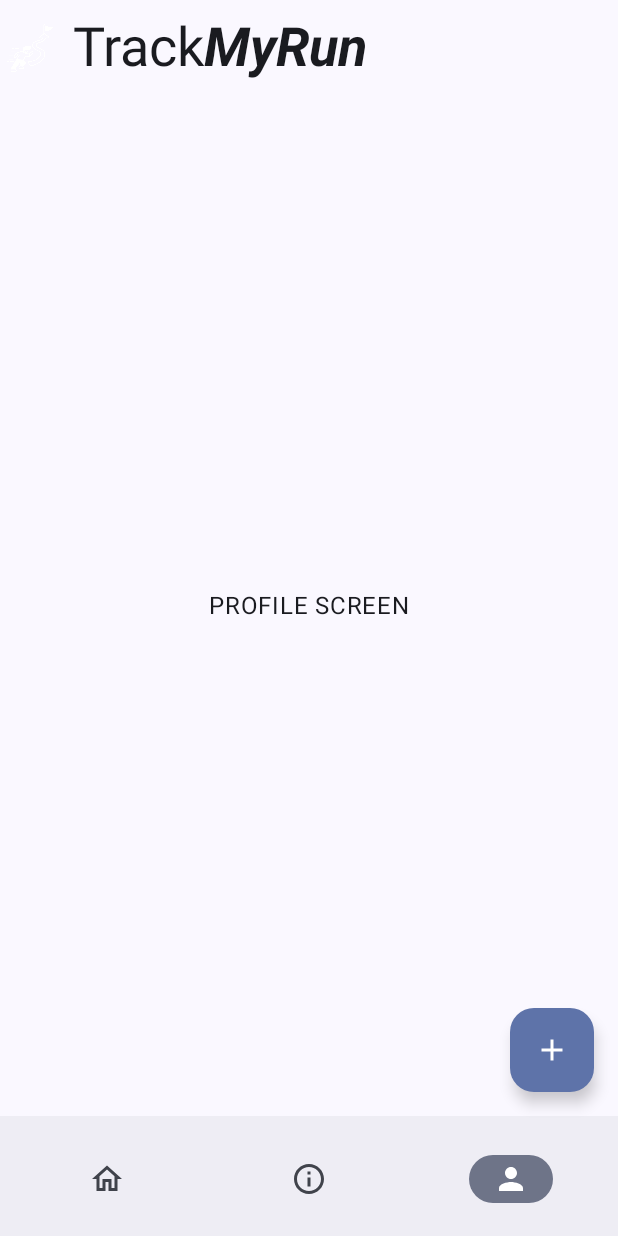
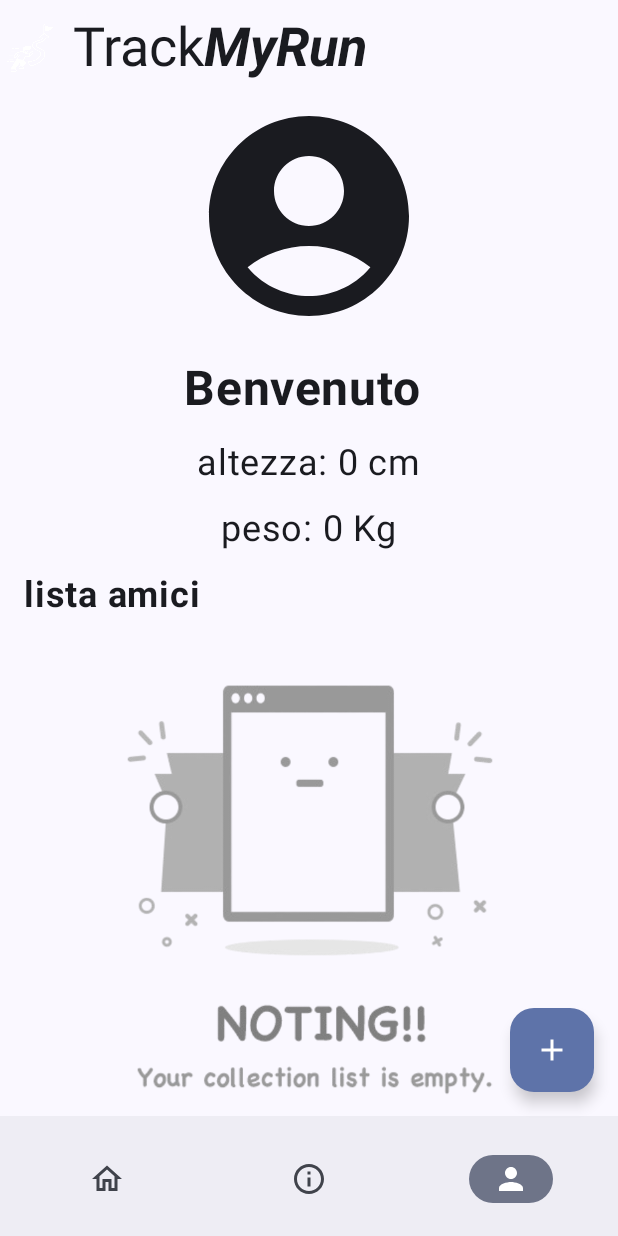
Before and after one commit to stranger1902/TrackMyRun, an Android app built with Jetpack Compose: the MainScreen screen opened through its navigation route, item 3 of the bottom bar chosen, on a phone screen of 412 x 824 dp. Run offline under Robolectric (Android 15) with nearby library versions, the phone set to English and light mode, and no system bars; our stand-ins replace Dagger/Hilt's generated code, Room's generated code; 8 statements that could not run were skipped.

Commit message:
implemented logic to show profile info + logic to retrieve friends from database (not completed...)

```diff
--- a/app/src/main/java/com/example/trackmyrun/core/data/database/RunTrackingDatabase.kt
+++ b/app/src/main/java/com/example/trackmyrun/core/data/database/RunTrackingDatabase.kt
@@ -1,17 +1,20 @@
 package com.example.trackmyrun.core.data.database
 
+import com.example.trackmyrun.core.data.local.entity.FriendEntity
+import com.example.trackmyrun.core.data.database.dao.FriendDao
+import com.example.trackmyrun.core.data.local.entity.RunEntity
 import com.example.trackmyrun.core.data.database.dao.RunDao
-import com.example.trackmyrun.core.data.local.entity.RunEntity
 import androidx.room.RoomDatabase
 import androidx.room.Database
 
 @Database(
-    entities = [RunEntity::class],
+    entities = [RunEntity::class, FriendEntity::class],
     exportSchema = false,
     version = 1
 )
 abstract class RunTrackingDatabase: RoomDatabase() {
 
+    abstract fun friendDao(): FriendDao
     abstract fun runDao(): RunDao
 
 }
--- /dev/null
+++ b/app/src/main/java/com/example/trackmyrun/core/data/database/dao/FriendDao.kt
@@ -0,0 +1,13 @@
+package com.example.trackmyrun.core.data.database.dao
+
+import com.example.trackmyrun.core.data.local.entity.FriendEntity
+import androidx.room.Query
+import androidx.room.Dao
+
+@Dao
+interface FriendDao {
+
+    @Query("SELECT * FROM FRIEND ORDER BY startTimestamp DESC LIMIT :limit OFFSET :offset")
+    fun getFriends(limit: Int, offset: Long?): List<FriendEntity>
+
+}
--- /dev/null
+++ b/app/src/main/java/com/example/trackmyrun/core/data/local/entity/FriendEntity.kt
@@ -0,0 +1,11 @@
+package com.example.trackmyrun.core.data.local.entity
+
+import androidx.room.PrimaryKey
+import androidx.room.Entity
+
+@Entity(tableName = "FRIEND")
+data class FriendEntity(
+    @PrimaryKey val id: String,
+    val startTimestamp: Long,
+    val name: String
+)
--- a/app/src/main/java/com/example/trackmyrun/core/di/CoreModule.kt
+++ b/app/src/main/java/com/example/trackmyrun/core/di/CoreModule.kt
@@ -1,6 +1,7 @@
 package com.example.trackmyrun.core.di
 
 import com.example.trackmyrun.core.data.database.RunTrackingDatabase
+import com.example.trackmyrun.core.data.database.dao.FriendDao
 import com.example.trackmyrun.core.data.database.dao.RunDao
 import com.example.trackmyrun.core.utils.PermissionManager
 import com.example.trackmyrun.core.utils.FileImageManager
@@ -49,6 +50,12 @@ object OnBoardingModule {
 
     @Provides
     @Singleton
+    fun provideFriendDao(runTrackingDatabase: RunTrackingDatabase): FriendDao {
+        return runTrackingDatabase.friendDao()
+    }
+
+    @Provides
+    @Singleton
     fun provideRunDao(runTrackingDatabase: RunTrackingDatabase): RunDao {
         return runTrackingDatabase.runDao()
     }
--- /dev/null
+++ b/app/src/main/java/com/example/trackmyrun/core/domain/model/FriendModel.kt
@@ -0,0 +1,7 @@
+package com.example.trackmyrun.core.domain.model
+
+data class FriendModel(
+    val startTimestamp: Long,
+    val name: String,
+    val id: String
+)
--- a/app/src/main/java/com/example/trackmyrun/core/domain/model/mapper.kt
+++ b/app/src/main/java/com/example/trackmyrun/core/domain/model/mapper.kt
@@ -1,5 +1,6 @@
 package com.example.trackmyrun.core.domain.model
 
+import com.example.trackmyrun.core.data.local.entity.FriendEntity
 import com.example.trackmyrun.core.data.local.entity.RunEntity
 import com.google.android.gms.maps.model.LatLng
 
@@ -22,3 +23,15 @@ fun RunModel.toEntity(): RunEntity = RunEntity(
     kcalBurned = kcalBurned,
     id = id
 )
+
+fun FriendEntity.toModel(): FriendModel = FriendModel(
+    startTimestamp = startTimestamp,
+    name = name,
+    id = id
+)
+
+fun FriendModel.toModel(): FriendEntity = FriendEntity(
+    startTimestamp = startTimestamp,
+    name = name,
+    id = id
+)
--- /dev/null
+++ b/app/src/main/java/com/example/trackmyrun/profile/data/repository/FriendRepositoryImpl.kt
@@ -0,0 +1,33 @@
+package com.example.trackmyrun.profile.data.repository
+
+import com.example.trackmyrun.profile.domain.repository.FriendRepository
+import com.example.trackmyrun.core.data.local.model.ResponsePagingModel
+import com.example.trackmyrun.core.data.local.model.ResponseErrorModel
+import com.example.trackmyrun.core.data.database.dao.FriendDao
+import com.example.trackmyrun.core.domain.model.FriendModel
+import com.example.trackmyrun.core.domain.model.toModel
+import javax.inject.Inject
+
+class FriendRepositoryImpl @Inject constructor(
+    private val friendDao: FriendDao
+): FriendRepository {
+
+    override suspend fun getFriends(limit: Int, offset: Long?): ResponsePagingModel<FriendModel> {
+        return try {
+            ResponsePagingModel(
+                data = friendDao.getFriends(limit, offset).map { it.toModel() },
+                error = null
+            )
+        } catch (e: Exception) {
+            e.printStackTrace()
+            ResponsePagingModel(
+                data = emptyList(),
+                error = ResponseErrorModel(
+                    message = "Non è stato possibile recuperare gli amici",
+                    errorCode = null
+                )
+            )
+        }
+    }
+
+}
--- /dev/null
+++ b/app/src/main/java/com/example/trackmyrun/profile/di/ProfileModule.kt
@@ -0,0 +1,22 @@
+package com.example.trackmyrun.profile.di
+
+import com.example.trackmyrun.profile.data.repository.FriendRepositoryImpl
+import com.example.trackmyrun.profile.domain.repository.FriendRepository
+import com.example.trackmyrun.core.data.database.dao.FriendDao
+import dagger.hilt.components.SingletonComponent
+import javax.inject.Singleton
+import dagger.hilt.InstallIn
+import dagger.Provides
+import dagger.Module
+
+@Module
+@InstallIn(SingletonComponent::class)
+object ProfileModule {
+
+    @Provides
+    @Singleton
+    fun provideFriendRepository(friendDao: FriendDao): FriendRepository {
+        return FriendRepositoryImpl(friendDao)
+    }
+
+}
--- /dev/null
+++ b/app/src/main/java/com/example/trackmyrun/profile/domain/repository/FriendRepository.kt
@@ -0,0 +1,8 @@
+package com.example.trackmyrun.profile.domain.repository
+
+import com.example.trackmyrun.core.data.local.model.ResponsePagingModel
+import com.example.trackmyrun.core.domain.model.FriendModel
+
+interface FriendRepository {
+    suspend fun getFriends(limit: Int, offset: Long?): ResponsePagingModel<FriendModel>
+}
--- a/app/src/main/java/com/example/trackmyrun/profile/presentation/ProfileScreen.kt
+++ b/app/src/main/java/com/example/trackmyrun/profile/presentation/ProfileScreen.kt
@@ -1,21 +1,141 @@
 package com.example.trackmyrun.profile.presentation
 
+import com.example.trackmyrun.core.presentation.PullToRefreshLazyColumn
+import androidx.lifecycle.compose.collectAsStateWithLifecycle
+import androidx.compose.foundation.lazy.rememberLazyListState
+import androidx.compose.material.icons.filled.AccountCircle
+import androidx.compose.material3.ExperimentalMaterial3Api
+import androidx.compose.foundation.layout.fillMaxWidth
 import androidx.compose.foundation.layout.fillMaxSize
-import androidx.compose.foundation.layout.Box
+import androidx.hilt.navigation.compose.hiltViewModel
+import androidx.compose.foundation.layout.padding
+import androidx.compose.foundation.layout.Column
+import androidx.compose.foundation.layout.Spacer
+import androidx.compose.foundation.layout.height
+import androidx.compose.ui.text.style.TextAlign
+import androidx.compose.ui.text.font.FontWeight
+import androidx.compose.ui.graphics.ColorFilter
+import androidx.compose.foundation.basicMarquee
+import androidx.compose.material3.MaterialTheme
+import androidx.compose.foundation.layout.size
+import androidx.compose.runtime.LaunchedEffect
+import androidx.compose.runtime.derivedStateOf
+import androidx.compose.ui.res.painterResource
+import androidx.compose.material.icons.Icons
 import androidx.compose.runtime.Composable
+import androidx.compose.foundation.Image
+import androidx.compose.runtime.getValue
+import androidx.compose.runtime.remember
 import androidx.compose.material3.Text
 import androidx.compose.ui.Alignment
 import androidx.compose.ui.Modifier
+import androidx.compose.ui.unit.dp
+import androidx.compose.ui.unit.sp
+import com.example.trackmyrun.R
 
+@OptIn(ExperimentalMaterial3Api::class)
 @Composable
 fun ProfileScreen(
     modifier: Modifier = Modifier
 ) {
-    Box(
-        contentAlignment = Alignment.Center,
+
+    val viewModel = hiltViewModel<ProfileViewModel>()
+
+    val user by viewModel.currentUser.collectAsStateWithLifecycle()
+
+    val state by viewModel.state.collectAsStateWithLifecycle()
+
+    val lazyListState = rememberLazyListState()
+
+    val isEndScrollReached by remember {
+        derivedStateOf {
+            !lazyListState.canScrollForward
+        }
+    }
+
+    val isRefreshing by remember {
+        derivedStateOf {
+            state.isLoading
+        }
+    }
+
+    LaunchedEffect(isEndScrollReached, isRefreshing) {
+        if (!state.isLoading && !state.isEndReached && isEndScrollReached)
+            viewModel.loadNextPage()
+    }
+
+    Column (
+        horizontalAlignment = Alignment.CenterHorizontally,
         modifier = modifier
             .fillMaxSize()
+            .padding(horizontal = 16.dp)
     ) {
-        Text(text = "PROFILE SCREEN")
+
+        Image(
+            imageVector = Icons.Default.AccountCircle,
+            contentDescription = "profile image",
+            colorFilter = ColorFilter.tint(
+                color = MaterialTheme.colorScheme.onSurface
+            ),
+            modifier = Modifier
+                .size(160.dp)
+        )
+
+        Spacer(modifier = Modifier.height(16.dp))
+
+        Text(
+            text = "Benvenuto ${user.name}",
+            fontWeight = FontWeight.Bold,
+            fontSize = 32.sp,
+            modifier = Modifier
+                .basicMarquee()
+        )
+
+        Spacer(modifier = Modifier.height(16.dp))
+
+        Text(
+            text = "altezza: ${user.height} cm",
+            fontSize = 24.sp
+        )
+
+        Spacer(modifier = Modifier.height(16.dp))
+
+        Text(
+            text = "peso: ${user.weight} Kg",
+            fontSize = 24.sp
+        )
+
+        Spacer(modifier = Modifier.height(16.dp))
+
+        Text(
+            fontWeight = FontWeight.Bold,
+            textAlign = TextAlign.Start,
+            text = "lista amici",
+            fontSize = 24.sp,
+            modifier = Modifier
+                .fillMaxWidth()
+        )
+
+        Spacer(modifier = Modifier.height(16.dp))
+
+        PullToRefreshLazyColumn(
+            lazyListState = lazyListState,
+            isRefreshing = isRefreshing,
+            items = state.items,
+            onRefresh = { },
+            itemContent = { item ->
+
+            },
+            emptyContent = {
+                Image(
+                    painter = painterResource(R.drawable.empty_list),
+                    contentDescription = "empty list",
+                    modifier = Modifier
+                        .fillMaxSize()
+                )
+            },
+            modifier = Modifier
+                .fillMaxSize()
+        )
     }
 }
--- /dev/null
+++ b/app/src/main/java/com/example/trackmyrun/profile/presentation/ProfileState.kt
@@ -0,0 +1,10 @@
+package com.example.trackmyrun.profile.presentation
+
+import com.example.trackmyrun.core.domain.model.FriendModel
+
+data class ProfileState(
+    val items: List<FriendModel> = emptyList(),
+    val isEndReached: Boolean = false,
+    val isLoading: Boolean = false,
+    val pageSize: Int
+)
--- /dev/null
+++ b/app/src/main/java/com/example/trackmyrun/profile/presentation/ProfileViewModel.kt
@@ -0,0 +1,64 @@
+package com.example.trackmyrun.profile.presentation
+
+import com.example.trackmyrun.profile.domain.repository.FriendRepository
+import com.example.trackmyrun.core.data.local.model.ResponseErrorModel
+import com.example.trackmyrun.core.domain.model.FriendModel
+import com.example.trackmyrun.core.utils.DatabasePaginator
+import com.example.trackmyrun.core.utils.UserManager
+import dagger.hilt.android.lifecycle.HiltViewModel
+import kotlinx.coroutines.flow.MutableStateFlow
+import kotlinx.coroutines.channels.Channel
+import kotlinx.coroutines.flow.asStateFlow
+import androidx.lifecycle.viewModelScope
+import androidx.lifecycle.ViewModel
+import kotlinx.coroutines.launch
+import javax.inject.Inject
+
+@HiltViewModel
+class ProfileViewModel @Inject constructor(
+    private val friendRepository: FriendRepository,
+    private val userManager: UserManager
+): ViewModel() {
+
+    val currentUser = userManager.currentUser
+
+    private val _state = MutableStateFlow(ProfileState(pageSize = 10))
+    val state = _state.asStateFlow()
+
+    private val errorChannel = Channel<ResponseErrorModel>()
+
+    private val paginator = DatabasePaginator<Long, FriendModel>(
+        onRequest = { nextPage ->
+            friendRepository.getFriends(_state.value.pageSize, nextPage)
+        },
+        onSuccess = { newItems, _ ->
+            _state.value = _state.value.copy(items = _state.value.items + newItems)
+        },
+        onEndReached = {
+            _state.value = _state.value.copy(isEndReached = it)
+        },
+        isLoading = {
+            _state.value = _state.value.copy(isLoading = it)
+        },
+        onNextKey = { newItems, oldKey ->
+            newItems.size + oldKey
+        },
+        onError = {
+            errorChannel.send(it)
+        },
+        initialKey = 0
+    )
+
+    init {
+        viewModelScope.launch {
+            loadNextPage()
+        }
+    }
+
+    fun loadNextPage() {
+        viewModelScope.launch {
+            paginator.loadNextPage()
+        }
+    }
+
+}
```
